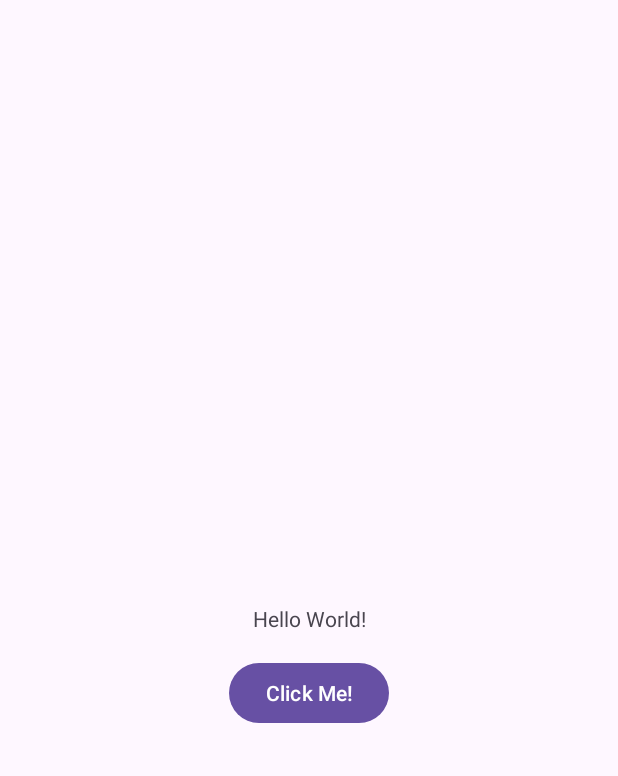
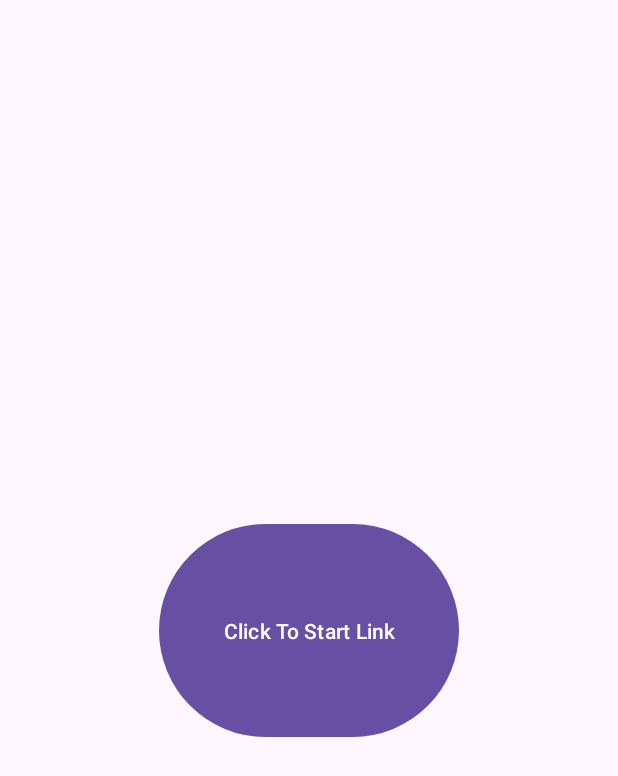
Before and after one commit to Stingray07/Eh-Iniscroll, an Android app: the screen it shows after launch (MainActivity), on a phone screen of 412 x 824 dp. Shown: the top 776 px of the screen. Run offline under Robolectric (Android 15) with nearby library versions, the phone set to English and light mode, and no system bars.

Commit message:
Link button creation

```diff
--- /dev/null
+++ b/app/src/main/res/drawable/button_circle_background.xml
@@ -0,0 +1,5 @@
+<?xml version="1.0" encoding="utf-8"?>
+<shape xmlns:android="http://schemas.android.com/apk/res/android"
+    android:shape="oval">
+    <solid android:color="@color/black" />
+</shape>
--- a/app/src/main/res/layout/activity_main.xml
+++ b/app/src/main/res/layout/activity_main.xml
@@ -6,24 +6,16 @@
     android:layout_height="match_parent"
     tools:context=".MainActivity">
 
-    <TextView
-        android:id="@+id/helloTextView"
-        android:layout_width="wrap_content"
-        android:layout_height="wrap_content"
-        android:text="Hello World!"
-        app:layout_constraintBottom_toBottomOf="parent"
-        app:layout_constraintEnd_toEndOf="parent"
-        app:layout_constraintStart_toStartOf="parent"
-        app:layout_constraintTop_toTopOf="parent" />
-
     <Button
         android:id="@+id/myButton"
-        android:layout_width="wrap_content"
-        android:layout_height="wrap_content"
-        android:text="Click Me!"
-        app:layout_constraintTop_toBottomOf="@+id/helloTextView"
+        android:layout_width="200dp"
+        android:layout_height="150dp"
+        android:text="Click To Start Link"
+        app:layout_constraintTop_toTopOf="parent"
+        app:layout_constraintBottom_toBottomOf="parent"
         app:layout_constraintStart_toStartOf="parent"
         app:layout_constraintEnd_toEndOf="parent"
-        android:layout_marginTop="16dp"/>
+        android:layout_marginTop="16dp" />
+
 
 </androidx.constraintlayout.widget.ConstraintLayout>
```
Also changed, not shown: app/src/main/java/com/example/ehiniscroll/MainActivity.java (+41 -0 lines).
